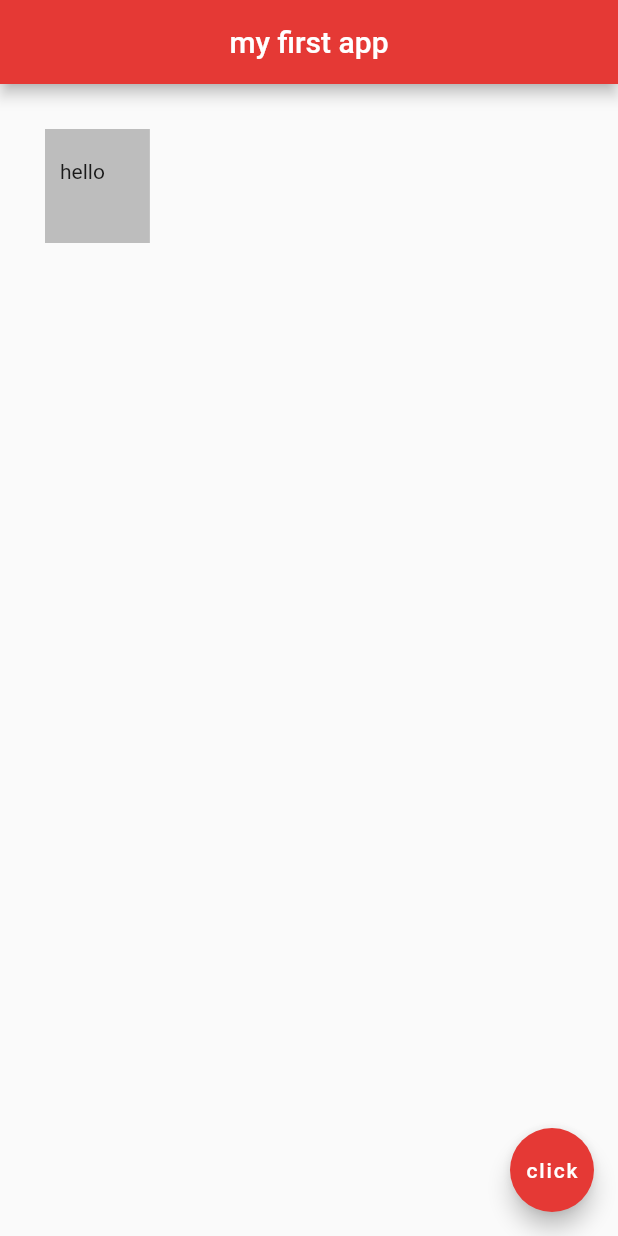
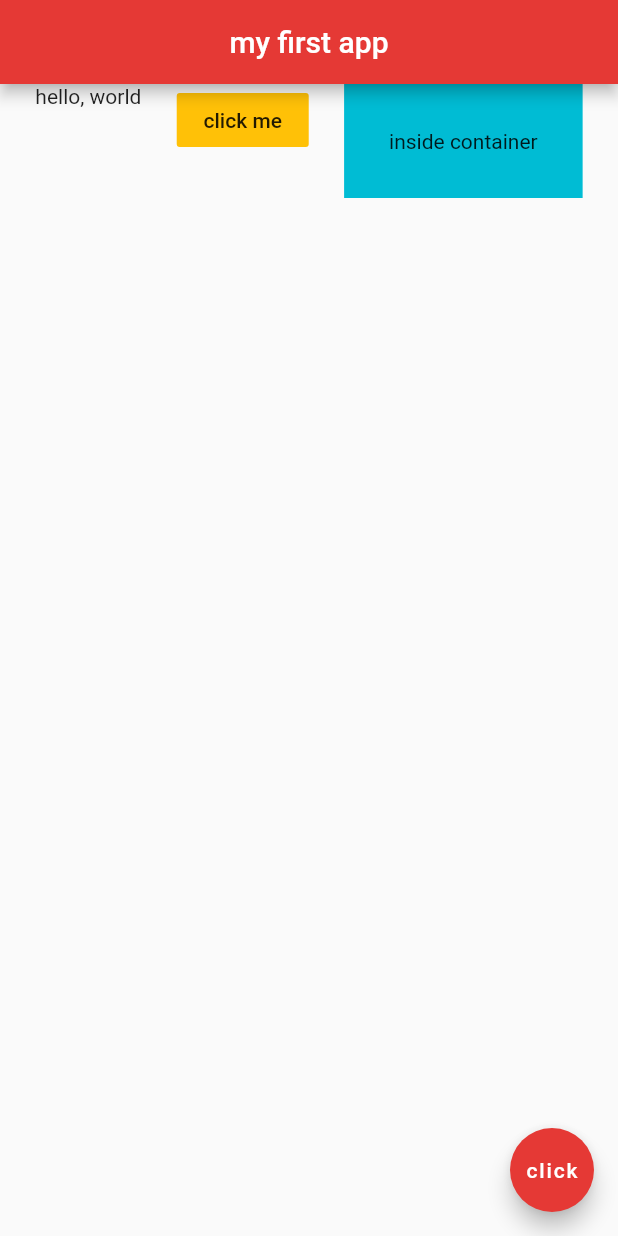
Before and after one commit to canoe726/Flutter-Practice, a Flutter app: the screen it shows after launch, on a phone screen of 412 x 824 dp. Run offline on Flutter 3.47's test engine with Material 2 defaults, Android fonts, the phone set to English and light mode, and no system bars.

Commit message:
Add Row & AxisAlignment

```diff
--- a/lib/main.dart
+++ b/lib/main.dart
@@ -13,18 +13,23 @@ class Home extends StatelessWidget {
         centerTitle: true,
         backgroundColor: Colors.red[600],
       ),
-      body: Container(
-        padding: EdgeInsets.fromLTRB(10.0, 20.0, 30.0, 40.0),
-        margin: EdgeInsets.all(30.0),
-        color: Colors.grey[400],
-        child: Text("hello"),
+      body: Row(
+        mainAxisAlignment: MainAxisAlignment.spaceEvenly, // width
+        crossAxisAlignment: CrossAxisAlignment.start, // height
+        children: <Widget>[
+          Text('hello, world'),
+          FlatButton(
+            onPressed: () {},
+            color: Colors.amber,
+            child: Text('click me'),
+          ),
+          Container(
+            color: Colors.cyan,
+            padding: EdgeInsets.all(30.0),
+            child: Text('inside container'),
+          ),
+        ],
       ),
-        /*
-      Padding(
-        padding: EdgeInsets.all(90.0),
-        child: Text('hello'),
-      ),
-       */
       floatingActionButton: FloatingActionButton(
         onPressed: () {},
         child: Text('click'),
```
